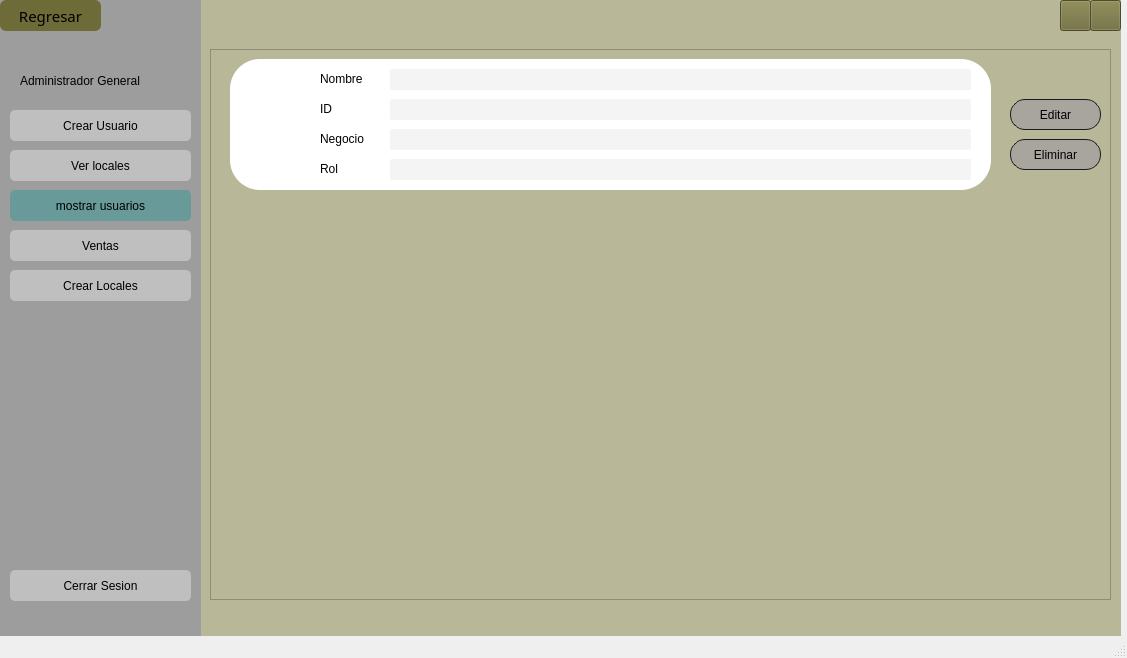
Above: Vistas/ui_files/Admi.G(mostrarusuarios).ui from BlacKomm636/ProyectoPOO before the change. Below: the same form after it.
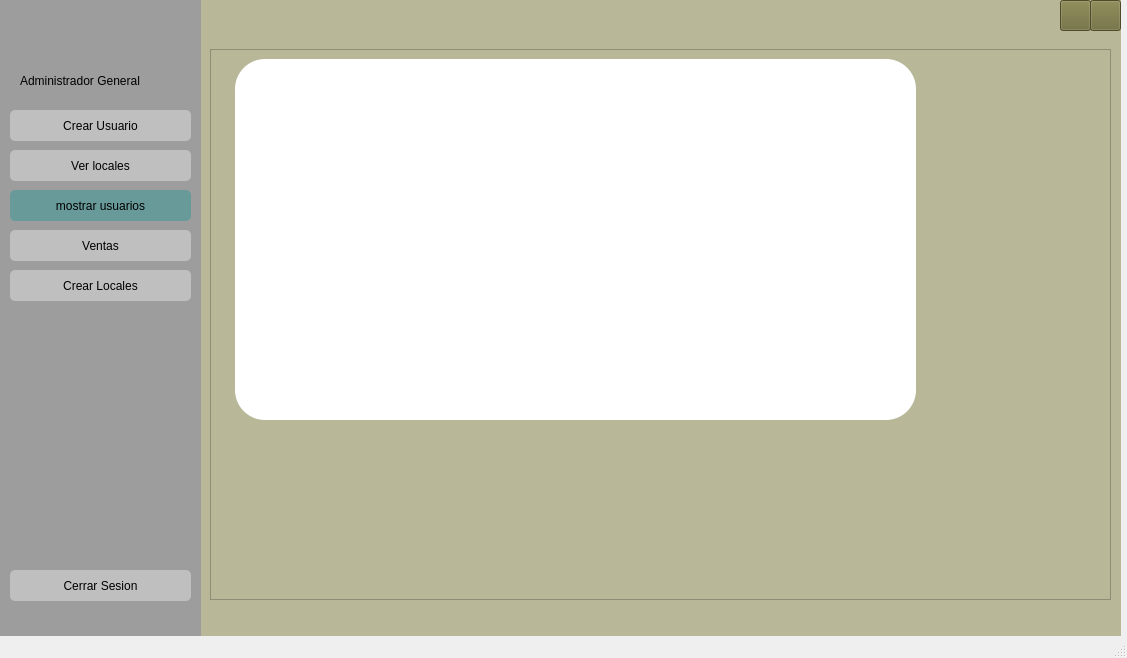
That is the form after the change. Icons and pictures are not drawn.

Commit message: Se implementa un tableWidget para listar los datos en las vistas de muestreo, pendiente listar la información que se necesita

```diff
--- a/Vistas/ui_files/Admi.G(mostrarusuarios).ui
+++ b/Vistas/ui_files/Admi.G(mostrarusuarios).ui
@@ -190,42 +190,6 @@
         <normaloff>../../../../Imagenes proyecto/cerrarsesion.svg</normaloff>../../../../Imagenes proyecto/cerrarsesion.svg</iconset>
       </property>
      </widget>
-     <widget class="QPushButton" name="btnBack">
-      <property name="geometry">
-       <rect>
-        <x>0</x>
-        <y>0</y>
-        <width>101</width>
-        <height>31</height>
-       </rect>
-      </property>
-      <property name="font">
-       <font>
-        <family>Arial Black</family>
-        <pointsize>11</pointsize>
-        <weight>10</weight>
-        <italic>false</italic>
-        <bold>false</bold>
-       </font>
-      </property>
-      <property name="cursor">
-       <cursorShape>PointingHandCursor</cursorShape>
-      </property>
-      <property name="styleSheet">
-       <string notr="true">border-radius: 6px;
-font: 7pt &quot;MS Shell Dlg 2&quot;;
-font: 87 11pt &quot;Arial Black&quot;;
-background-color: rgb(109, 107, 56);
-</string>
-      </property>
-      <property name="text">
-       <string>Regresar</string>
-      </property>
-      <property name="icon">
-       <iconset>
-        <normaloff>../../../../Imagenes proyecto/regresar.svg</normaloff>../../../../Imagenes proyecto/regresar.svg</iconset>
-      </property>
-     </widget>
      <widget class="QPushButton" name="btnCrearLocales">
       <property name="geometry">
        <rect>
@@ -316,222 +280,19 @@
         <property name="frameShadow">
          <enum>QFrame::Raised</enum>
         </property>
-        <widget class="QWidget" name="wUsers" native="true">
+        <widget class="QTableWidget" name="tableWidgetUsuarios">
          <property name="geometry">
           <rect>
-           <x>20</x>
+           <x>25</x>
            <y>10</y>
-           <width>761</width>
-           <height>131</height>
+           <width>681</width>
+           <height>361</height>
           </rect>
          </property>
          <property name="styleSheet">
           <string notr="true">background-color: rgb(255, 255, 255);
 border-radius:30px;
 border:2px soild #6B675A;</string>
-         </property>
-         <widget class="QLabel" name="label_4">
-          <property name="geometry">
-           <rect>
-            <x>90</x>
-            <y>10</y>
-            <width>61</width>
-            <height>20</height>
-           </rect>
-          </property>
-          <property name="styleSheet">
-           <string notr="true">font: 87 9pt &quot;Arial Black&quot;;
-background-color: rgb(255, 255, 255);</string>
-          </property>
-          <property name="text">
-           <string>Nombre</string>
-          </property>
-         </widget>
-         <widget class="QLabel" name="label_5">
-          <property name="geometry">
-           <rect>
-            <x>90</x>
-            <y>40</y>
-            <width>51</width>
-            <height>20</height>
-           </rect>
-          </property>
-          <property name="styleSheet">
-           <string notr="true">font: 87 9pt &quot;Arial Black&quot;;
-background-color: rgb(255, 255, 255);</string>
-          </property>
-          <property name="text">
-           <string>ID</string>
-          </property>
-         </widget>
-         <widget class="QLabel" name="label_6">
-          <property name="geometry">
-           <rect>
-            <x>90</x>
-            <y>70</y>
-            <width>71</width>
-            <height>20</height>
-           </rect>
-          </property>
-          <property name="styleSheet">
-           <string notr="true">font: 87 9pt &quot;Arial Black&quot;;
-background-color: rgb(255, 255, 255);</string>
-          </property>
-          <property name="text">
-           <string>Negocio</string>
-          </property>
-         </widget>
-         <widget class="QLabel" name="label_7">
-          <property name="geometry">
-           <rect>
-            <x>90</x>
-            <y>100</y>
-            <width>61</width>
-            <height>20</height>
-           </rect>
-          </property>
-          <property name="styleSheet">
-           <string notr="true">font: 87 9pt &quot;Arial Black&quot;;
-background-color: rgb(255, 255, 255);</string>
-          </property>
-          <property name="text">
-           <string>Rol</string>
-          </property>
-         </widget>
-         <widget class="QLabel" name="labelProfile">
-          <property name="geometry">
-           <rect>
-            <x>10</x>
-            <y>30</y>
-            <width>71</width>
-            <height>71</height>
-           </rect>
-          </property>
-          <property name="text">
-           <string/>
-          </property>
-          <property name="pixmap">
-           <pixmap>../../../../assets/imagenvista.jpg</pixmap>
-          </property>
-          <property name="scaledContents">
-           <bool>true</bool>
-          </property>
-         </widget>
-         <widget class="QLabel" name="labelNombre">
-          <property name="geometry">
-           <rect>
-            <x>160</x>
-            <y>10</y>
-            <width>581</width>
-            <height>21</height>
-           </rect>
-          </property>
-          <property name="styleSheet">
-           <string notr="true">border-radius:2px;
-background-color: rgb(244, 244, 244);</string>
-          </property>
-          <property name="text">
-           <string/>
-          </property>
-         </widget>
-         <widget class="QLabel" name="labelId">
-          <property name="geometry">
-           <rect>
-            <x>160</x>
-            <y>40</y>
-            <width>581</width>
-            <height>21</height>
-           </rect>
-          </property>
-          <property name="styleSheet">
-           <string notr="true">border-radius:2px;
-background-color: rgb(244, 244, 244);</string>
-          </property>
-          <property name="text">
-           <string/>
-          </property>
-         </widget>
-         <widget class="QLabel" name="labelLocal">
-          <property name="geometry">
-           <rect>
-            <x>160</x>
-            <y>70</y>
-            <width>581</width>
-            <height>21</height>
-           </rect>
-          </property>
-          <property name="styleSheet">
-           <string notr="true">border-radius:2px;
-background-color: rgb(244, 244, 244);</string>
-          </property>
-          <property name="text">
-           <string/>
-          </property>
-         </widget>
-         <widget class="QLabel" name="labelRol">
-          <property name="geometry">
-           <rect>
-            <x>160</x>
-            <y>100</y>
-            <width>581</width>
-            <height>21</height>
-           </rect>
-          </property>
-          <property name="styleSheet">
-           <string notr="true">border-radius:2px;
-background-color: rgb(244, 244, 244);</string>
-          </property>
-          <property name="text">
-           <string/>
-          </property>
-         </widget>
-        </widget>
-        <widget class="QPushButton" name="btnEditItem">
-         <property name="geometry">
-          <rect>
-           <x>800</x>
-           <y>50</y>
-           <width>91</width>
-           <height>31</height>
-          </rect>
-         </property>
-         <property name="cursor">
-          <cursorShape>PointingHandCursor</cursorShape>
-         </property>
-         <property name="styleSheet">
-          <string notr="true">background-color: #A8A59F;
-border-radius: 15px;
-font: 87 8pt &quot;Arial Black&quot;;
-border: 1px solid #1B1B1B
-
-</string>
-         </property>
-         <property name="text">
-          <string>Editar</string>
-         </property>
-        </widget>
-        <widget class="QPushButton" name="btnDeleteItem">
-         <property name="geometry">
-          <rect>
-           <x>800</x>
-           <y>90</y>
-           <width>91</width>
-           <height>31</height>
-          </rect>
-         </property>
-         <property name="cursor">
-          <cursorShape>PointingHandCursor</cursorShape>
-         </property>
-         <property name="styleSheet">
-          <string notr="true">background-color: #A8A59F;
-border-radius: 15px;
-font: 87 8pt &quot;Arial Black&quot;;
-border: 1px solid #1B1B1B
-
-</string>
-         </property>
-         <property name="text">
-          <string>Eliminar</string>
          </property>
         </widget>
        </widget>
```
The commit also changes 10 other files.
